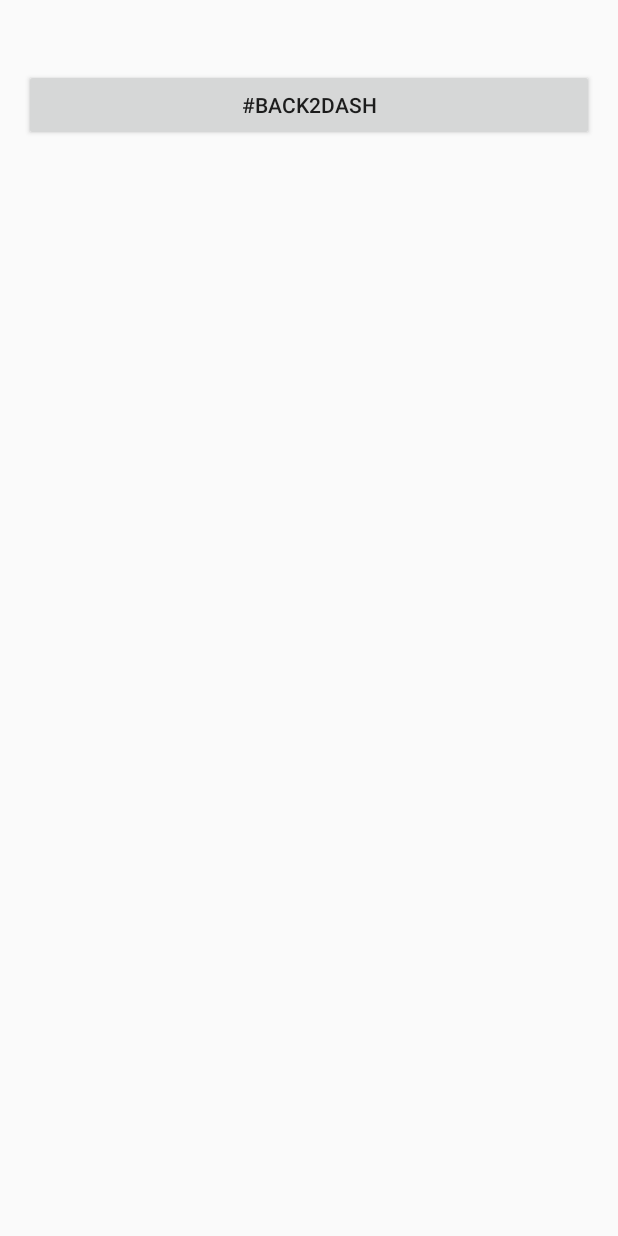
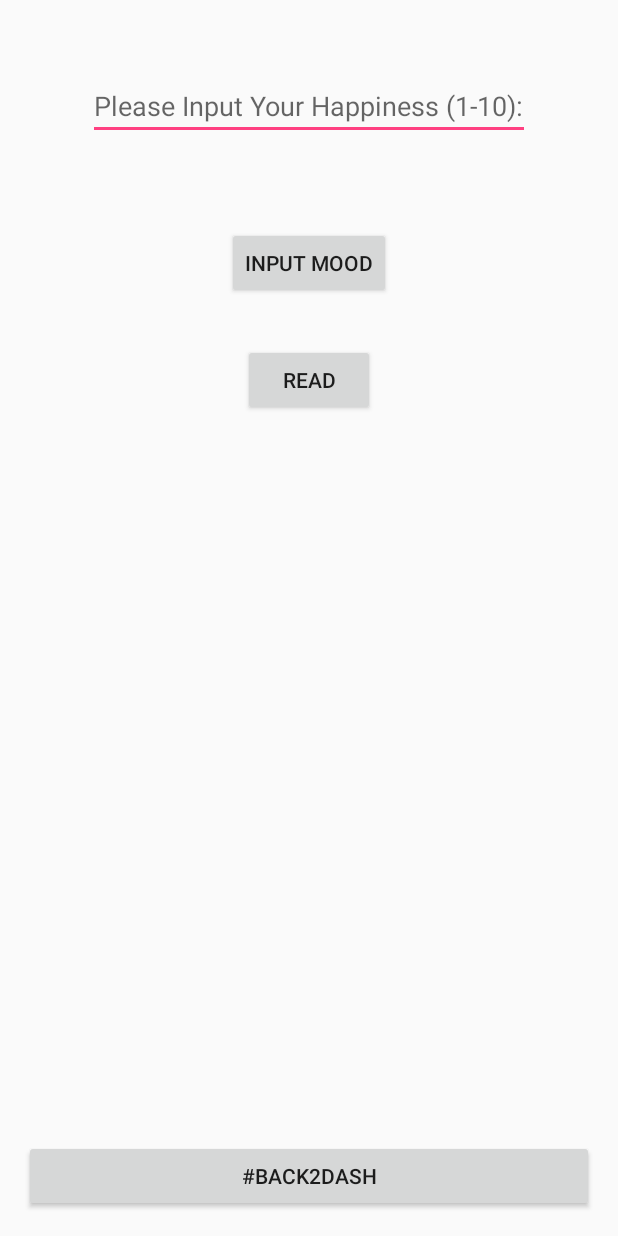
Before and after one commit to cs160-berkeley/Group-6-Project, an Android app: the Mood screen opened directly, with no data from a screen before it, on a phone screen of 412 x 824 dp. Run offline under Robolectric (Android 15) with nearby library versions, the phone set to English and light mode, and no system bars.

Commit message:
implemented mood input

```diff
--- a/code/mobile/src/main/java/me/danieldobalian/balance/Dashboard.java
+++ b/code/mobile/src/main/java/me/danieldobalian/balance/Dashboard.java
@@ -22,7 +22,7 @@ public class Dashboard extends AppCompatActivity {
     @Override
     protected void onCreate(Bundle savedInstanceState) {
         super.onCreate(savedInstanceState);
-        setContentView(R.layout.activity_main);
+        setContentView(R.layout.activity_dashboard);
 
         /* Temp button code for prog3MS2 */
         /* Button transitions screens threw the project */
@@ -43,7 +43,7 @@ public class Dashboard extends AppCompatActivity {
             @Override
             public void onClick(View v) {
                 Intent myIntent = new Intent(Dashboard.this,
-                        StartScreen.class);
+                        Mood.class);
                 startActivity(myIntent);
             }
         });
--- a/code/mobile/src/main/res/layout/content_mood.xml
+++ b/code/mobile/src/main/res/layout/content_mood.xml
@@ -18,9 +18,51 @@
         android:layout_height="wrap_content"
         android:text="#Back2Dash"
         android:id="@+id/back"
-        android:layout_marginTop="30dp"
+        android:layout_alignParentBottom="true"
         android:layout_alignParentStart="true"
         android:layout_alignParentEnd="true" />
 
+    <EditText
+        android:layout_width="wrap_content"
+        android:layout_height="wrap_content"
+        android:id="@+id/editText"
+        android:layout_marginTop="32dp"
+        android:gravity="top"
+        android:hint="@string/input_mood"
+        android:layout_alignParentTop="true"
+        android:layout_centerHorizontal="true" />
+
+    <Button
+        android:layout_width="wrap_content"
+        android:layout_height="wrap_content"
+        android:text="Input Mood"
+        android:id="@+id/button"
+        android:layout_marginTop="58dp"
+        android:layout_below="@+id/editText"
+        android:layout_centerHorizontal="true"
+        android:onClick="writeMessage"
+        />
+
+    <Button
+        android:layout_width="wrap_content"
+        android:layout_height="wrap_content"
+        android:text="Read"
+        android:id="@+id/button2"
+        android:layout_below="@+id/button"
+        android:layout_centerHorizontal="true"
+        android:layout_marginTop="30dp"
+        android:onClick="readMessage"
+        />
+
+    <TextView
+        android:layout_width="wrap_content"
+        android:layout_height="wrap_content"
+        android:text="Hello World"
+        android:id="@+id/textView"
+        android:layout_below="@+id/button2"
+        android:layout_centerHorizontal="true"
+        android:layout_marginTop="58dp"
+        android:textAppearance="?android:textAppearanceLarge"/>
+
 
 </RelativeLayout>
--- a/code/mobile/src/main/res/values/strings.xml
+++ b/code/mobile/src/main/res/values/strings.xml
@@ -6,4 +6,5 @@
     <string name="title_activity_diet">Diet</string>
     <string name="title_activity_mood">Mood</string>
     <string name="title_activity_export">export</string>
+    <string name="input_mood">Please Input Your Happiness (1-10): </string>
 </resources>
```
Also changed, not shown: code/mobile/src/main/java/me/danieldobalian/balance/Mood.java (+66 -1 lines), 5 other files.
